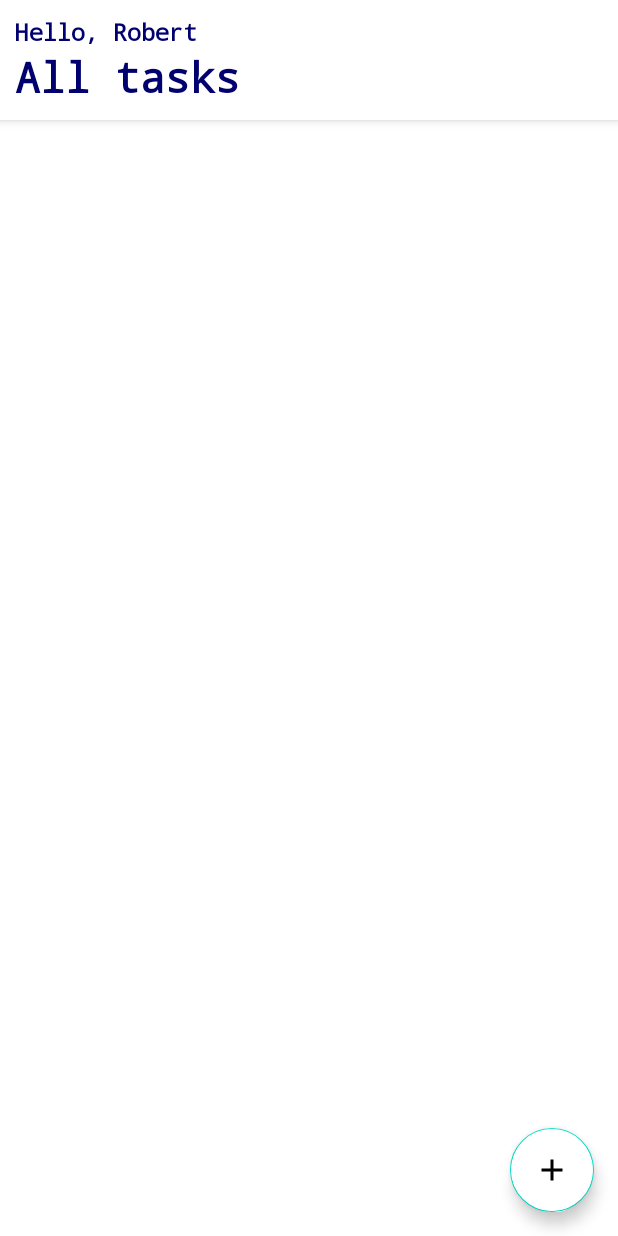
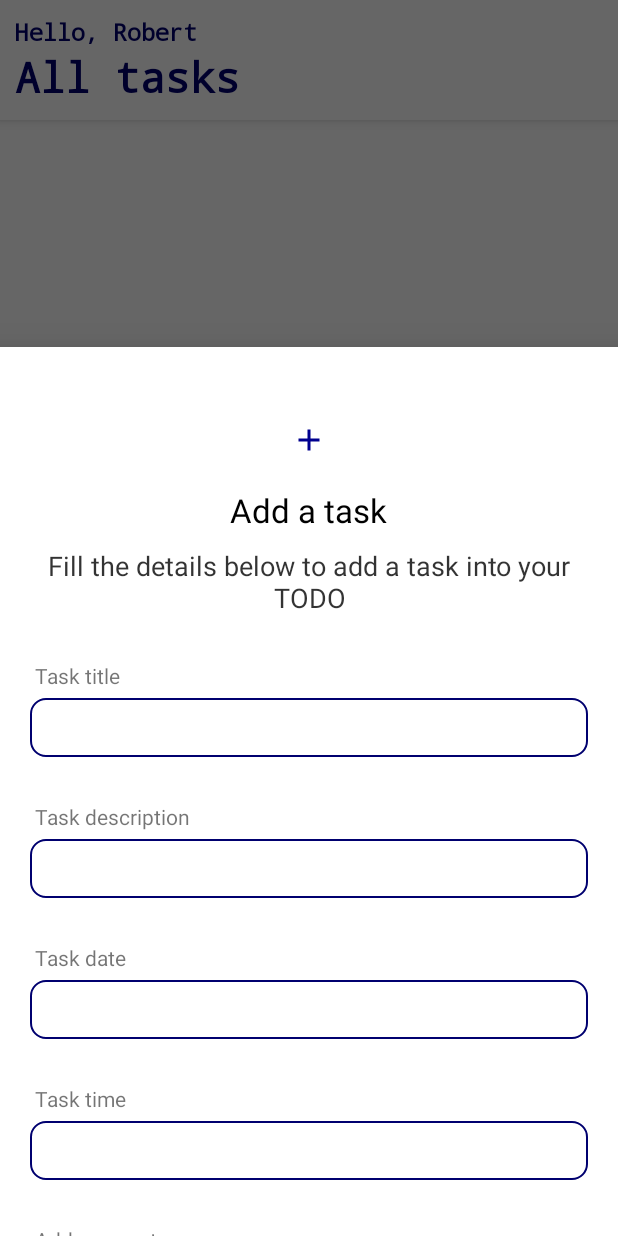
Before and after one commit to robert-muriithi/Taskify, an Android app: the screen it shows after launch (MainActivity), after a tap on an icon or button, on a phone screen of 412 x 824 dp. Run offline under Robolectric (Android 15) with nearby library versions, the phone set to English and light mode, and no system bars; our stand-ins replace Dagger/Hilt's generated code.

Commit message:
implementing nav components

```diff
--- a/app/build.gradle
+++ b/app/build.gradle
@@ -42,6 +42,8 @@ dependencies {
     implementation 'androidx.appcompat:appcompat:1.4.1'
     implementation 'com.google.android.material:material:1.6.0'
     implementation 'androidx.constraintlayout:constraintlayout:2.1.4'
+    implementation 'androidx.navigation:navigation-fragment-ktx:2.4.2'
+    implementation 'androidx.navigation:navigation-ui-ktx:2.4.2'
     testImplementation 'junit:junit:4.13.2'
     androidTestImplementation 'androidx.test.ext:junit:1.1.3'
     androidTestImplementation 'androidx.test.espresso:espresso-core:3.4.0'
--- a/app/src/main/java/com/roberts/tasksreminder/adapter/TaskAdapter.kt
+++ b/app/src/main/java/com/roberts/tasksreminder/adapter/TaskAdapter.kt
@@ -6,8 +6,9 @@ import androidx.recyclerview.widget.ListAdapter
 import androidx.recyclerview.widget.RecyclerView
 import com.roberts.tasksreminder.data.local.TaskItem
 import com.roberts.tasksreminder.databinding.TaskCardBinding
+import com.roberts.tasksreminder.ui.viewmodels.MainViewModel
 
-class TaskAdapter : ListAdapter<TaskItem, TaskAdapter.TaskViewHolder>(TaskDiffUtil) {
+class TaskAdapter (private  val viewModel: MainViewModel): ListAdapter<TaskItem, TaskAdapter.TaskViewHolder>(TaskDiffUtil) {
     inner class TaskViewHolder(private var binding: TaskCardBinding) :
         RecyclerView.ViewHolder(binding.root) {
         fun bind(task: TaskItem) {
@@ -16,6 +17,10 @@ class TaskAdapter : ListAdapter<TaskItem, TaskAdapter.TaskViewHolder>(TaskDiffUt
             binding.time.text = task.time
             binding.description.text = task.description
             binding.status.text = task.status.toString()
+
+            binding.options.setOnClickListener {
+
+            }
         }
     }
 
--- a/app/src/main/java/com/roberts/tasksreminder/ui/activities/MainActivity.kt
+++ b/app/src/main/java/com/roberts/tasksreminder/ui/activities/MainActivity.kt
@@ -1,28 +1,49 @@
 package com.roberts.tasksreminder.ui.activities
 
-import android.content.Intent
-import androidx.appcompat.app.AppCompatActivity
+import android.annotation.SuppressLint
 import android.os.Bundle
 import android.widget.Toast
-import com.roberts.tasksreminder.R
+import androidx.activity.viewModels
+import androidx.appcompat.app.AppCompatActivity
+import androidx.lifecycle.Observer
+import com.roberts.tasksreminder.adapter.TaskAdapter
 import com.roberts.tasksreminder.databinding.ActivityMainBinding
-import com.roberts.tasksreminder.databinding.FragmentCreateTaskBinding
 import com.roberts.tasksreminder.ui.fragments.CreateTaskFragment
 import com.roberts.tasksreminder.ui.fragments.other.AddTask
+import com.roberts.tasksreminder.ui.viewmodels.MainViewModel
 import dagger.hilt.android.AndroidEntryPoint
 
 @AndroidEntryPoint
 class MainActivity : AppCompatActivity() {
+    /*private val viewmodel : MainViewModel by viewModels()*/
     private lateinit var binding: ActivityMainBinding
-    private lateinit var addTask : AddTask
+    /*private lateinit var addTask : AddTask
+    private val adapter by lazy { TaskAdapter(viewmodel) }*/
+
+    @SuppressLint("NotifyDataSetChanged")
     override fun onCreate(savedInstanceState: Bundle?) {
         super.onCreate(savedInstanceState)
         binding = ActivityMainBinding.inflate(layoutInflater)
         setContentView(binding.root)
 
-        binding.fab.setOnClickListener {
+        /*binding.fab.setOnClickListener {
             Toast.makeText(this, "FAB clicked!", Toast.LENGTH_SHORT).show()
 
         }
+
+        binding.fab.setOnClickListener { view ->
+            val createTaskBottomSheetFragment =
+                CreateTaskFragment(addTask)
+          //  createTaskBottomSheetFragment.setTaskId(0, false, this, this@MainActivity)
+            createTaskBottomSheetFragment.show(
+                supportFragmentManager,
+                createTaskBottomSheetFragment.getTag()
+            )
+        }
+
+        viewmodel.getAllTasks().observe(this, Observer{
+            adapter.submitList(it)
+            adapter.notifyDataSetChanged()
+        })*/
     }
 }
--- /dev/null
+++ b/app/src/main/java/com/roberts/tasksreminder/ui/fragments/AllTasksFragment.kt
@@ -0,0 +1,29 @@
+package com.roberts.tasksreminder.ui.fragments
+
+import android.os.Bundle
+import androidx.fragment.app.Fragment
+import android.view.LayoutInflater
+import android.view.View
+import android.view.ViewGroup
+import androidx.navigation.fragment.findNavController
+import com.roberts.tasksreminder.R
+import com.roberts.tasksreminder.databinding.FragmentAllTasksBinding
+
+class AllTasksFragment : Fragment() {
+    private lateinit var binding: FragmentAllTasksBinding
+    override fun onCreateView(
+        inflater: LayoutInflater, container: ViewGroup?,
+        savedInstanceState: Bundle?
+    ): View? {
+        // Inflate the layout for this fragment
+        binding = FragmentAllTasksBinding.inflate(inflater, container, false)
+        val view = binding.root
+
+        binding.fab.setOnClickListener {
+            findNavController().navigate(R.id.action_allTasksFragment_to_createTaskFragment)
+        }
+
+        return view
+    }
+
+}
--- a/app/src/main/java/com/roberts/tasksreminder/ui/fragments/CreateTaskFragment.kt
+++ b/app/src/main/java/com/roberts/tasksreminder/ui/fragments/CreateTaskFragment.kt
@@ -20,11 +20,7 @@ import java.util.*
 
 
 @AndroidEntryPoint
-class CreateTaskFragment(private val listener : AddTask) : BottomSheetDialogFragment() {
-
-    companion object {
-        const val TAG = "CreateTaskFragment"
-    }
+class CreateTaskFragment : BottomSheetDialogFragment() {
 
     var cal = Calendar.getInstance()
     private lateinit var binding: FragmentCreateTaskBinding
@@ -54,7 +50,7 @@ class CreateTaskFragment(private val listener : AddTask) : BottomSheetDialogFrag
 
                 else -> {
                     val task = TaskItem(title, desc, date, time, event, false)
-                    listener.saveTask(task)
+                    //
                 }
             }
 
--- a/app/src/main/res/layout/activity_main.xml
+++ b/app/src/main/res/layout/activity_main.xml
@@ -6,69 +6,16 @@
     android:layout_height="match_parent"
     tools:context=".ui.activities.MainActivity">
 
-    <com.google.android.material.appbar.AppBarLayout
-        android:id="@+id/appBar"
+    <fragment
+        android:id="@+id/nav_host_fragment"
+        android:name="androidx.navigation.fragment.NavHostFragment"
         android:layout_width="match_parent"
-        android:layout_height="wrap_content"
+        android:layout_height="match_parent"
+        app:defaultNavHost="true"
+        app:layout_constraintBottom_toBottomOf="parent"
         app:layout_constraintEnd_toEndOf="parent"
         app:layout_constraintStart_toStartOf="parent"
-        app:layout_constraintTop_toTopOf="parent">
-
-        <LinearLayout
-            android:layout_width="match_parent"
-            android:layout_height="wrap_content"
-            android:orientation="horizontal">
-            <LinearLayout
-                android:padding="10dp"
-                android:layout_width="wrap_content"
-                android:layout_height="wrap_content"
-                android:orientation="vertical">
-
-                <TextView
-                    android:layout_width="wrap_content"
-                    android:layout_height="wrap_content"
-                    android:fontFamily="monospace"
-                    android:text="Hello, Robert"
-                    android:textAppearance="@style/TextAppearance.AppCompat.Medium"
-                    android:textColor="@color/blue"
-                    android:textSize="16sp"
-                    android:textStyle="bold" />
-
-                <TextView
-                    android:layout_width="wrap_content"
-                    android:layout_height="wrap_content"
-                    android:fontFamily="monospace"
-                    android:text="All tasks"
-                    android:textAppearance="@style/TextAppearance.AppCompat.Medium"
-                    android:textColor="@color/blue"
-                    android:textSize="28sp"
-                    android:textStyle="bold" />
-
-            </LinearLayout>
-        </LinearLayout>
-    </com.google.android.material.appbar.AppBarLayout>
-
-    <androidx.recyclerview.widget.RecyclerView
-        android:paddingLeft="20dp"
-        android:paddingRight="20dp"
-        android:id="@+id/recyclerView"
-        android:layout_width="match_parent"
-        android:layout_height="wrap_content"
-        tools:listitem="@layout/task_card"
-        app:layout_constraintEnd_toEndOf="parent"
-        app:layout_constraintStart_toStartOf="parent"
-        app:layout_constraintTop_toBottomOf="@+id/appBar" />
-
-    <com.google.android.material.floatingactionbutton.FloatingActionButton
-        android:id="@+id/fab"
-        android:layout_width="wrap_content"
-        android:layout_height="wrap_content"
-        android:layout_marginEnd="16dp"
-        android:layout_marginBottom="16dp"
-        android:backgroundTint="@color/white"
-        android:src="@drawable/ic_baseline_add_24"
-        app:layout_constraintBottom_toBottomOf="parent"
-        app:layout_constraintEnd_toEndOf="parent" />
-
+        app:layout_constraintTop_toTopOf="parent"
+        app:navGraph="@navigation/nav_graph" />
 
 </androidx.constraintlayout.widget.ConstraintLayout>
--- /dev/null
+++ b/app/src/main/res/layout/fragment_all_tasks.xml
@@ -0,0 +1,75 @@
+<?xml version="1.0" encoding="utf-8"?>
+<androidx.constraintlayout.widget.ConstraintLayout xmlns:android="http://schemas.android.com/apk/res/android"
+    xmlns:tools="http://schemas.android.com/tools"
+    android:layout_width="match_parent"
+    android:layout_height="match_parent"
+    xmlns:app="http://schemas.android.com/apk/res-auto"
+    tools:context=".ui.fragments.AllTasksFragment">
+
+    <com.google.android.material.appbar.AppBarLayout
+        android:id="@+id/appBar"
+        android:layout_width="match_parent"
+        android:layout_height="wrap_content"
+        app:layout_constraintEnd_toEndOf="parent"
+        app:layout_constraintStart_toStartOf="parent"
+        app:layout_constraintTop_toTopOf="parent">
+
+        <LinearLayout
+            android:layout_width="match_parent"
+            android:layout_height="wrap_content"
+            android:orientation="horizontal">
+            <LinearLayout
+                android:padding="10dp"
+                android:layout_width="wrap_content"
+                android:layout_height="wrap_content"
+                android:orientation="vertical">
+
+                <TextView
+                    android:layout_width="wrap_content"
+                    android:layout_height="wrap_content"
+                    android:fontFamily="monospace"
+                    android:text="Hello, Robert"
+                    android:textAppearance="@style/TextAppearance.AppCompat.Medium"
+                    android:textColor="@color/blue"
+                    android:textSize="16sp"
+                    android:textStyle="bold" />
+
+                <TextView
+                    android:layout_width="wrap_content"
+                    android:layout_height="wrap_content"
+                    android:fontFamily="monospace"
+                    android:text="All tasks"
+                    android:textAppearance="@style/TextAppearance.AppCompat.Medium"
+                    android:textColor="@color/blue"
+                    android:textSize="28sp"
+                    android:textStyle="bold" />
+
+            </LinearLayout>
+        </LinearLayout>
+    </com.google.android.material.appbar.AppBarLayout>
+
+    <androidx.recyclerview.widget.RecyclerView
+        android:paddingLeft="20dp"
+        android:paddingRight="20dp"
+        android:id="@+id/recyclerView"
+        android:layout_width="match_parent"
+        android:layout_height="wrap_content"
+        tools:listitem="@layout/task_card"
+        app:layout_constraintEnd_toEndOf="parent"
+        app:layout_constraintStart_toStartOf="parent"
+        app:layout_constraintTop_toBottomOf="@+id/appBar" />
+
+    <com.google.android.material.floatingactionbutton.FloatingActionButton
+        android:id="@+id/fab"
+        android:layout_width="wrap_content"
+        android:layout_height="wrap_content"
+        android:layout_marginEnd="16dp"
+        android:layout_marginBottom="16dp"
+        android:backgroundTint="@color/white"
+        android:src="@drawable/ic_baseline_add_24"
+        app:layout_constraintBottom_toBottomOf="parent"
+        app:layout_constraintEnd_toEndOf="parent" />
+
+
+
+</androidx.constraintlayout.widget.ConstraintLayout>
--- /dev/null
+++ b/app/src/main/res/menu/options_menu.xml
@@ -0,0 +1,16 @@
+<?xml version="1.0" encoding="utf-8"?>
+<menu xmlns:android="http://schemas.android.com/apk/res/android"
+    xmlns:app="http://schemas.android.com/apk/res-auto">
+    <item
+        android:id="@+id/delete"
+        android:title="Delete"
+        app:showAsAction="never" />
+    <item
+        android:id="@+id/update"
+        android:title="Update"
+        app:showAsAction="never" />
+    <item
+        android:id="@+id/completed"
+        android:title="Completed"
+        app:showAsAction="never" />
+</menu>
--- a/app/src/main/res/navigation/nav_graph.xml
+++ b/app/src/main/res/navigation/nav_graph.xml
@@ -1,6 +1,24 @@
 <?xml version="1.0" encoding="utf-8"?>
 <navigation xmlns:android="http://schemas.android.com/apk/res/android"
     xmlns:app="http://schemas.android.com/apk/res-auto"
-    android:id="@+id/nav_graph">
-
+    xmlns:tools="http://schemas.android.com/tools"
+    android:id="@+id/nav_graph"
+    app:startDestination="@id/allTasksFragment">
+    <fragment
+        android:id="@+id/allTasksFragment"
+        android:name="com.roberts.tasksreminder.ui.fragments.AllTasksFragment"
+        android:label="fragment_all_tasks"
+        tools:layout="@layout/fragment_all_tasks" >
+        <action
+            android:id="@+id/action_allTasksFragment_to_createTaskFragment"
+            app:destination="@id/createTaskFragment" />
+    </fragment>
+    <dialog
+        android:id="@+id/createTaskFragment"
+        android:name="com.roberts.tasksreminder.ui.fragments.CreateTaskFragment"
+        android:label="CreateTaskFragment" >
+        <action
+            android:id="@+id/action_createTaskFragment_to_allTasksFragment"
+            app:destination="@id/allTasksFragment" />
+    </dialog>
 </navigation>
```
